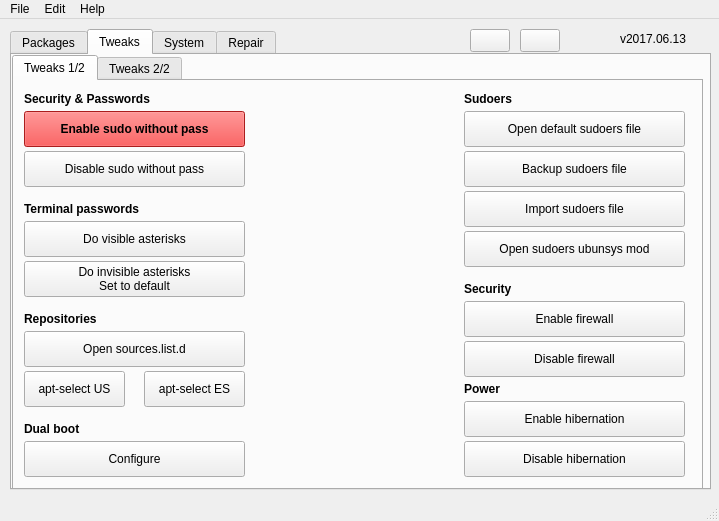
This is mainwindow.ui in adgellida/ubunsys as Qt 5 draws it before an edit. The edited form follows.
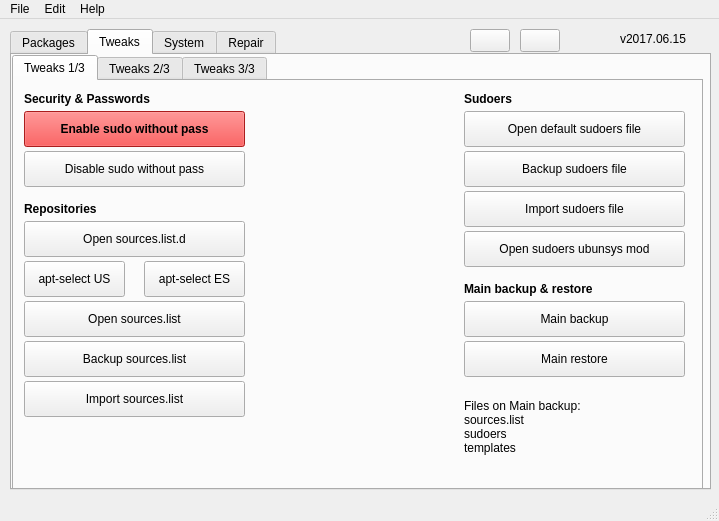
This is the edited form. The open tabs and pages were chosen to show the change. Icons and pictures are not drawn.

```diff
--- a/mainwindow.ui
+++ b/mainwindow.ui
@@ -2414,80 +2414,13 @@
       </property>
       <widget class="QWidget" name="tab_6">
        <attribute name="title">
-        <string>Tweaks 1/2</string>
+        <string>Tweaks 1/3</string>
        </attribute>
-       <widget class="QPushButton" name="doInvisibleAsterisksButton">
-        <property name="geometry">
-         <rect>
-          <x>10</x>
-          <y>180</y>
-          <width>221</width>
-          <height>36</height>
-         </rect>
-        </property>
-        <property name="whatsThis">
-         <string/>
-        </property>
-        <property name="text">
-         <string>Do invisible asterisks
-Set to default</string>
-        </property>
-        <property name="iconSize">
-         <size>
-          <width>30</width>
-          <height>30</height>
-         </size>
-        </property>
-        <property name="shortcut">
-         <string/>
-        </property>
-        <property name="checkable">
-         <bool>false</bool>
-        </property>
-       </widget>
-       <widget class="QLabel" name="label_6">
-        <property name="geometry">
-         <rect>
-          <x>10</x>
-          <y>120</y>
-          <width>211</width>
-          <height>16</height>
-         </rect>
-        </property>
-        <property name="font">
-         <font>
-          <weight>75</weight>
-          <bold>true</bold>
-         </font>
-        </property>
-        <property name="text">
-         <string>Terminal passwords</string>
-        </property>
-       </widget>
-       <widget class="QLabel" name="label_8">
-        <property name="geometry">
-         <rect>
-          <x>450</x>
-          <y>300</y>
-          <width>141</width>
-          <height>16</height>
-         </rect>
-        </property>
-        <property name="font">
-         <font>
-          <weight>75</weight>
-          <bold>true</bold>
-         </font>
-        </property>
-        <property name="text">
-         <string>Power</string>
-        </property>
-       </widget>
        <widget class="QLabel" name="label_7">
         <property name="geometry">
          <rect>
           <x>10</x>
-          <y>230</y>
+          <y>120</y>
           <width>141</width>
           <height>16</height>
          </rect>
@@ -2506,7 +2439,7 @@
         <property name="geometry">
          <rect>
           <x>10</x>
-          <y>250</y>
+          <y>140</y>
           <width>221</width>
           <height>36</height>
          </rect>
@@ -2530,90 +2463,6 @@
          <bool>false</bool>
         </property>
        </widget>
-       <widget class="QPushButton" name="disableHibernationButton">
-        <property name="geometry">
-         <rect>
-          <x>450</x>
-          <y>360</y>
-          <width>221</width>
-          <height>36</height>
-         </rect>
-        </property>
-        <property name="whatsThis">
-         <string/>
-        </property>
-        <property name="text">
-         <string>Disable hibernation</string>
-        </property>
-        <property name="iconSize">
-         <size>
-          <width>30</width>
-          <height>30</height>
-         </size>
-        </property>
-        <property name="shortcut">
-         <string/>
-        </property>
-        <property name="checkable">
-         <bool>false</bool>
-        </property>
-       </widget>
-       <widget class="QPushButton" name="doVisibleAsterisksButton">
-        <property name="geometry">
-         <rect>
-          <x>10</x>
-          <y>140</y>
-          <width>221</width>
-          <height>36</height>
-         </rect>
-        </property>
-        <property name="whatsThis">
-         <string/>
-        </property>
-        <property name="text">
-         <string>Do visible asterisks</string>
-        </property>
-        <property name="iconSize">
-         <size>
-          <width>30</width>
-          <height>30</height>
-         </size>
-        </property>
-        <property name="shortcut">
-         <string/>
-        </property>
-        <property name="checkable">
-         <bool>false</bool>
-        </property>
-       </widget>
-       <widget class="QPushButton" name="enableHibernationButton">
-        <property name="geometry">
-         <rect>
-          <x>450</x>
-          <y>320</y>
-          <width>221</width>
-          <height>36</height>
-         </rect>
-        </property>
-        <property name="whatsThis">
-         <string/>
-        </property>
-        <property name="text">
-         <string>Enable hibernation</string>
-        </property>
-        <property name="iconSize">
-         <size>
-          <width>30</width>
-          <height>30</height>
-         </size>
-        </property>
-        <property name="shortcut">
-         <string/>
-        </property>
-        <property name="checkable">
-         <bool>false</bool>
-        </property>
-       </widget>
        <widget class="QPushButton" name="enableSudoWithoutPassButton">
         <property name="geometry">
          <rect>
@@ -3170,81 +3019,6 @@
          <bool>false</bool>
         </property>
        </widget>
-       <widget class="QPushButton" name="enableFirewallButton">
-        <property name="geometry">
-         <rect>
-          <x>450</x>
-          <y>220</y>
-          <width>221</width>
-          <height>36</height>
-         </rect>
-        </property>
-        <property name="whatsThis">
-         <string/>
-        </property>
-        <property name="text">
-         <string>Enable firewall</string>
-        </property>
-        <property name="iconSize">
-         <size>
-          <width>30</width>
-          <height>30</height>
-         </size>
-        </property>
-        <property name="shortcut">
-         <string/>
-        </property>
-        <property name="checkable">
-         <bool>false</bool>
-        </property>
-       </widget>
-       <widget class="QLabel" name="label_12">
-        <property name="geometry">
-         <rect>
-          <x>450</x>
-          <y>200</y>
-          <width>141</width>
-          <height>16</height>
-         </rect>
-        </property>
-        <property name="font">
-         <font>
-          <weight>75</weight>
-          <bold>true</bold>
-         </font>
-        </property>
-        <property name="text">
-         <string>Security</string>
-        </property>
-       </widget>
-       <widget class="QPushButton" name="disableFirewallButton">
-        <property name="geometry">
-         <rect>
-          <x>450</x>
-          <y>260</y>
-          <width>221</width>
-          <height>36</height>
-         </rect>
-        </property>
-        <property name="whatsThis">
-         <string/>
-        </property>
-        <property name="text">
-         <string>Disable firewall</string>
-        </property>
-        <property name="iconSize">
-         <size>
-          <width>30</width>
-          <height>30</height>
-         </size>
-        </property>
-        <property name="shortcut">
-         <string/>
-        </property>
-        <property name="checkable">
-         <bool>false</bool>
-        </property>
-       </widget>
        <widget class="QPushButton" name="importSudoersFileButton">
         <property name="geometry">
          <rect>
@@ -3292,53 +3066,6 @@
          <string>Sudoers</string>
         </property>
        </widget>
-       <widget class="QLabel" name="label_32">
-        <property name="geometry">
-         <rect>
-          <x>10</x>
-          <y>340</y>
-          <width>141</width>
-          <height>16</height>
-         </rect>
-        </property>
-        <property name="font">
-         <font>
-          <weight>75</weight>
-          <bold>true</bold>
-         </font>
-        </property>
-        <property name="text">
-         <string>Dual boot</string>
-        </property>
-       </widget>
-       <widget class="QPushButton" name="runGrubcustomizerButton">
-        <property name="geometry">
-         <rect>
-          <x>10</x>
-          <y>360</y>
-          <width>221</width>
-          <height>36</height>
-         </rect>
-        </property>
-        <property name="whatsThis">
-         <string>&lt;html&gt;&lt;head/&gt;&lt;body&gt;&lt;p&gt;Launches grub-customizer&lt;/p&gt;&lt;/body&gt;&lt;/html&gt;</string>
-        </property>
-        <property name="text">
-         <string>Configure</string>
-        </property>
-        <property name="iconSize">
-         <size>
-          <width>30</width>
-          <height>30</height>
-         </size>
-        </property>
-        <property name="shortcut">
-         <string/>
-        </property>
-        <property name="checkable">
-         <bool>false</bool>
-        </property>
-       </widget>
        <widget class="QPushButton" name="openSudoersUbunsysModButton">
         <property name="geometry">
          <rect>
@@ -3371,7 +3098,7 @@
         <property name="geometry">
          <rect>
           <x>10</x>
-          <y>290</y>
+          <y>180</y>
           <width>101</width>
           <height>36</height>
          </rect>
@@ -3399,7 +3126,7 @@
         <property name="geometry">
          <rect>
           <x>130</x>
-          <y>290</y>
+          <y>180</y>
           <width>101</width>
           <height>36</height>
          </rect>
@@ -3423,10 +3150,191 @@
          <bool>false</bool>
         </property>
        </widget>
+       <widget class="QPushButton" name="importSourcesListButton">
+        <property name="geometry">
+         <rect>
+          <x>10</x>
+          <y>300</y>
+          <width>221</width>
+          <height>36</height>
+         </rect>
+        </property>
+        <property name="whatsThis">
+         <string/>
+        </property>
+        <property name="text">
+         <string>Import sources.list</string>
+        </property>
+        <property name="iconSize">
+         <size>
+          <width>30</width>
+          <height>30</height>
+         </size>
+        </property>
+        <property name="shortcut">
+         <string/>
+        </property>
+        <property name="checkable">
+         <bool>false</bool>
+        </property>
+       </widget>
+       <widget class="QPushButton" name="openSourcesListButton">
+        <property name="geometry">
+         <rect>
+          <x>10</x>
+          <y>220</y>
+          <width>221</width>
+          <height>36</height>
+         </rect>
+        </property>
+        <property name="whatsThis">
+         <string/>
+        </property>
+        <property name="text">
+         <string>Open sources.list</string>
+        </property>
+        <property name="iconSize">
+         <size>
+          <width>30</width>
+          <height>30</height>
+         </size>
+        </property>
+        <property name="shortcut">
+         <string/>
+        </property>
+        <property name="checkable">
+         <bool>false</bool>
+        </property>
+       </widget>
+       <widget class="QPushButton" name="backupSourcesListButton">
+        <property name="geometry">
+         <rect>
+          <x>10</x>
+          <y>260</y>
+          <width>221</width>
+          <height>36</height>
+         </rect>
+        </property>
+        <property name="whatsThis">
+         <string/>
+        </property>
+        <property name="text">
+         <string>Backup sources.list</string>
+        </property>
+        <property name="iconSize">
+         <size>
+          <width>30</width>
+          <height>30</height>
+         </size>
+        </property>
+        <property name="shortcut">
+         <string/>
+        </property>
+        <property name="checkable">
+         <bool>false</bool>
+        </property>
+       </widget>
+       <widget class="QLabel" name="label_37">
+        <property name="geometry">
+         <rect>
+          <x>450</x>
+          <y>200</y>
+          <width>221</width>
+          <height>16</height>
+         </rect>
+        </property>
+        <property name="font">
+         <font>
+          <weight>75</weight>
+          <bold>true</bold>
+         </font>
+        </property>
+        <property name="text">
+         <string>Main backup &amp; restore</string>
+        </property>
+       </widget>
+       <widget class="QPushButton" name="openMainRestoreButton">
+        <property name="geometry">
+         <rect>
+          <x>450</x>
+          <y>260</y>
+          <width>221</width>
+          <height>36</height>
+         </rect>
+        </property>
+        <property name="whatsThis">
+         <string/>
+        </property>
+        <property name="text">
+         <string>Main restore</string>
+        </property>
+        <property name="iconSize">
+         <size>
+          <width>30</width>
+          <height>30</height>
+         </size>
+        </property>
+        <property name="shortcut">
+         <string/>
+        </property>
+        <property name="checkable">
+         <bool>false</bool>
+        </property>
+       </widget>
+       <widget class="QPushButton" name="openMainBackupButton">
+        <property name="geometry">
+         <rect>
+          <x>450</x>
+          <y>220</y>
+          <width>221</width>
+          <height>36</height>
+         </rect>
+        </property>
+        <property name="whatsThis">
+         <string>&lt;html&gt;&lt;head/&gt;&lt;body&gt;&lt;p&gt;Each time you push, sources.list, sudoers and templates are copied on a folder, then you can restore them. This is ok if you want to return after crash.&lt;/p&gt;&lt;/body&gt;&lt;/html&gt;</string>
+        </property>
+        <property name="text">
+         <string>Main backup</string>
+        </property>
+        <property name="iconSize">
+         <size>
+          <width>30</width>
+          <height>30</height>
+         </size>
+        </property>
+        <property name="shortcut">
+         <string/>
+        </property>
+        <property name="checkable">
+         <bool>false</bool>
+        </property>
+       </widget>
+       <widget class="QLabel" name="label_38">
+        <property name="geometry">
+         <rect>
+          <x>450</x>
+          <y>290</y>
+          <width>231</width>
+          <height>111</height>
+         </rect>
+        </property>
+        <property name="font">
+         <font>
+          <weight>50</weight>
+          <bold>false</bold>
+         </font>
+        </property>
+        <property name="text">
+         <string>Files on Main backup:
+sources.list
+sudoers
+templates</string>
+        </property>
+       </widget>
       </widget>
       <widget class="QWidget" name="tab_7">
        <attribute name="title">
-        <string>Tweaks 2/2</string>
+        <string>Tweaks 2/3</string>
        </attribute>
        <widget class="QPushButton" name="installTemplatesButton">
         <property name="geometry">
@@ -3776,6 +3684,284 @@
          <bool>false</bool>
         </property>
        </widget>
+       <widget class="QPushButton" name="enableFirewallButton">
+        <property name="geometry">
+         <rect>
+          <x>450</x>
+          <y>240</y>
+          <width>221</width>
+          <height>36</height>
+         </rect>
+        </property>
+        <property name="whatsThis">
+         <string/>
+        </property>
+        <property name="text">
+         <string>Enable firewall</string>
+        </property>
+        <property name="iconSize">
+         <size>
+          <width>30</width>
+          <height>30</height>
+         </size>
+        </property>
+        <property name="shortcut">
+         <string/>
+        </property>
+        <property name="checkable">
+         <bool>false</bool>
+        </property>
+       </widget>
+       <widget class="QLabel" name="label_12">
+        <property name="geometry">
+         <rect>
+          <x>450</x>
+          <y>220</y>
+          <width>141</width>
+          <height>16</height>
+         </rect>
+        </property>
+        <property name="font">
+         <font>
+          <weight>75</weight>
+          <bold>true</bold>
+         </font>
+        </property>
+        <property name="text">
+         <string>Security</string>
+        </property>
+       </widget>
+       <widget class="QPushButton" name="disableFirewallButton">
+        <property name="geometry">
+         <rect>
+          <x>450</x>
+          <y>280</y>
+          <width>221</width>
+          <height>36</height>
+         </rect>
+        </property>
+        <property name="whatsThis">
+         <string/>
+        </property>
+        <property name="text">
+         <string>Disable firewall</string>
+        </property>
+        <property name="iconSize">
+         <size>
+          <width>30</width>
+          <height>30</height>
+         </size>
+        </property>
+        <property name="shortcut">
+         <string/>
+        </property>
+        <property name="checkable">
+         <bool>false</bool>
+        </property>
+       </widget>
+       <widget class="QLabel" name="label_32">
+        <property name="geometry">
+         <rect>
+          <x>10</x>
+          <y>310</y>
+          <width>141</width>
+          <height>16</height>
+         </rect>
+        </property>
+        <property name="font">
+         <font>
+          <weight>75</weight>
+          <bold>true</bold>
+         </font>
+        </property>
+        <property name="text">
+         <string>Dual boot</string>
+        </property>
+       </widget>
+       <widget class="QPushButton" name="runGrubcustomizerButton">
+        <property name="geometry">
+         <rect>
+          <x>10</x>
+          <y>330</y>
+          <width>221</width>
+          <height>36</height>
+         </rect>
+        </property>
+        <property name="whatsThis">
+         <string>&lt;html&gt;&lt;head/&gt;&lt;body&gt;&lt;p&gt;Launches grub-customizer&lt;/p&gt;&lt;/body&gt;&lt;/html&gt;</string>
+        </property>
+        <property name="text">
+         <string>Configure</string>
+        </property>
+        <property name="iconSize">
+         <size>
+          <width>30</width>
+          <height>30</height>
+         </size>
+        </property>
+        <property name="shortcut">
+         <string/>
+        </property>
+        <property name="checkable">
+         <bool>false</bool>
+        </property>
+       </widget>
+      </widget>
+      <widget class="QWidget" name="tab_16">
+       <attribute name="title">
+        <string>Tweaks 3/3</string>
+       </attribute>
+       <widget class="QPushButton" name="doInvisibleAsterisksButton">
+        <property name="geometry">
+         <rect>
+          <x>10</x>
+          <y>70</y>
+          <width>221</width>
+          <height>36</height>
+         </rect>
+        </property>
+        <property name="whatsThis">
+         <string/>
+        </property>
+        <property name="text">
+         <string>Do invisible asterisks
+Set to default</string>
+        </property>
+        <property name="iconSize">
+         <size>
+          <width>30</width>
+          <height>30</height>
+         </size>
+        </property>
+        <property name="shortcut">
+         <string/>
+        </property>
+        <property name="checkable">
+         <bool>false</bool>
+        </property>
+       </widget>
+       <widget class="QLabel" name="label_6">
+        <property name="geometry">
+         <rect>
+          <x>10</x>
+          <y>10</y>
+          <width>211</width>
+          <height>16</height>
+         </rect>
+        </property>
+        <property name="font">
+         <font>
+          <weight>75</weight>
+          <bold>true</bold>
+         </font>
+        </property>
+        <property name="text">
+         <string>Terminal passwords</string>
+        </property>
+       </widget>
+       <widget class="QPushButton" name="doVisibleAsterisksButton">
+        <property name="geometry">
+         <rect>
+          <x>10</x>
+          <y>30</y>
+          <width>221</width>
+          <height>36</height>
+         </rect>
+        </property>
+        <property name="whatsThis">
+         <string/>
+        </property>
+        <property name="text">
+         <string>Do visible asterisks</string>
+        </property>
+        <property name="iconSize">
+         <size>
+          <width>30</width>
+          <height>30</height>
+         </size>
+        </property>
+        <property name="shortcut">
+         <string/>
+        </property>
+        <property name="checkable">
+         <bool>false</bool>
+        </property>
+       </widget>
+       <widget class="QLabel" name="label_8">
+        <property name="geometry">
+         <rect>
+          <x>10</x>
+          <y>110</y>
+          <width>141</width>
+          <height>16</height>
+         </rect>
+        </property>
+        <property name="font">
+         <font>
+          <weight>75</weight>
+          <bold>true</bold>
+         </font>
+        </property>
+        <property name="text">
+         <string>Power</string>
+        </property>
+       </widget>
+       <widget class="QPushButton" name="disableHibernationButton">
+        <property name="geometry">
+         <rect>
+          <x>10</x>
+          <y>170</y>
+          <width>221</width>
+          <height>36</height>
+         </rect>
+        </property>
+        <property name="whatsThis">
+         <string/>
+        </property>
+        <property name="text">
+         <string>Disable hibernation</string>
+        </property>
+        <property name="iconSize">
+         <size>
+          <width>30</width>
+          <height>30</height>
+         </size>
+        </property>
+        <property name="shortcut">
+         <string/>
+        </property>
+        <property name="checkable">
+         <bool>false</bool>
+        </property>
+       </widget>
+       <widget class="QPushButton" name="enableHibernationButton">
+        <property name="geometry">
+         <rect>
+          <x>10</x>
+          <y>130</y>
+          <width>221</width>
+          <height>36</height>
+         </rect>
+        </property>
+        <property name="whatsThis">
+         <string/>
+        </property>
+        <property name="text">
+         <string>Enable hibernation</string>
+        </property>
+        <property name="iconSize">
+         <size>
+          <width>30</width>
+          <height>30</height>
+         </size>
+        </property>
+        <property name="shortcut">
+         <string/>
+        </property>
+        <property name="checkable">
+         <bool>false</bool>
+        </property>
+       </widget>
       </widget>
      </widget>
     </widget>
@@ -5007,7 +5193,7 @@
      </rect>
     </property>
     <property name="text">
-     <string>v2017.06.13</string>
+     <string>v2017.06.15</string>
     </property>
    </widget>
    <widget class="QPushButton" name="updateAppButton">
```
Left out of the diff: 46 changed lines with no effect on the pictures.
